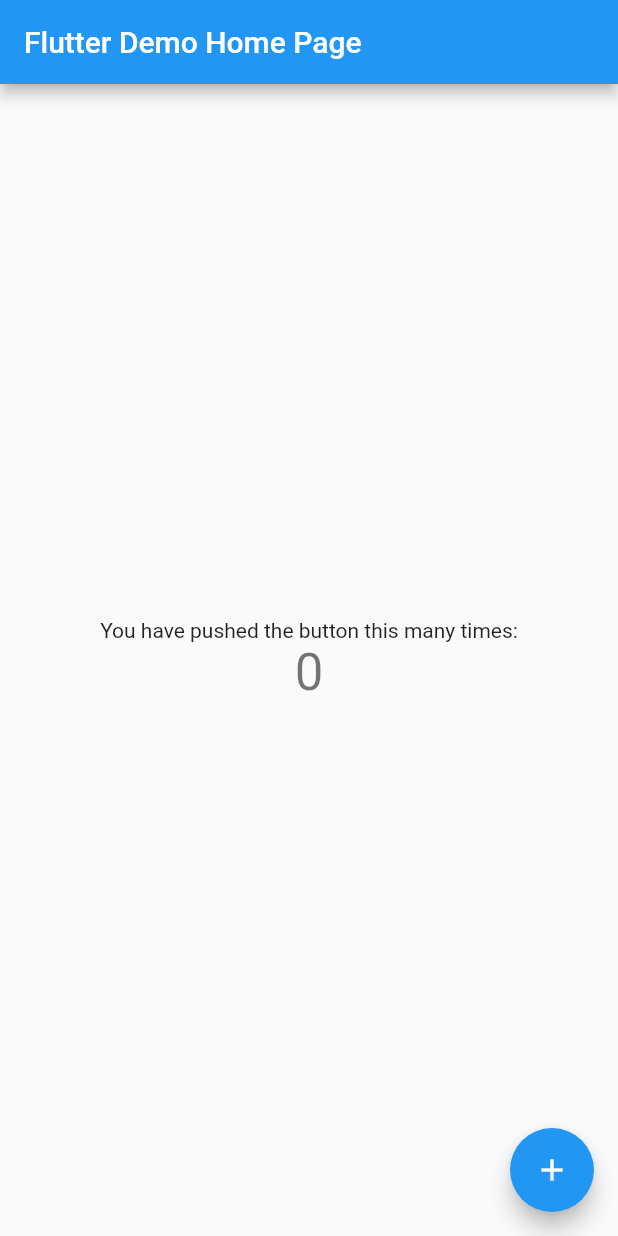
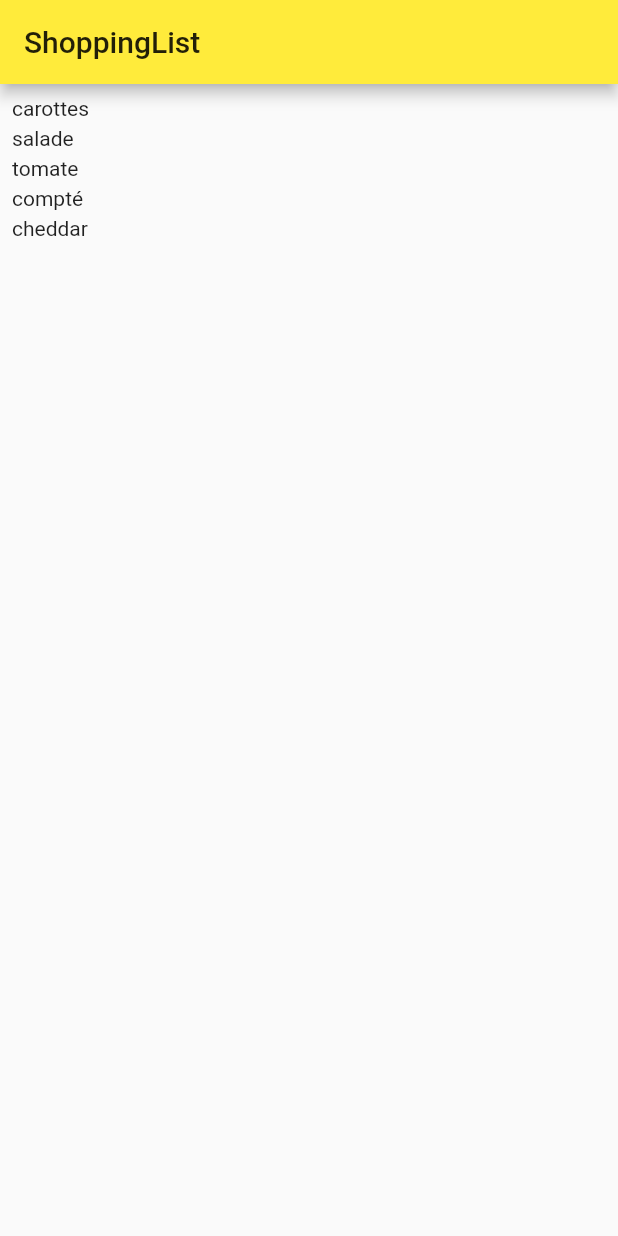
Before and after one commit to blueshunter/ShoppingList, a Flutter app: the screen it shows after launch, on a phone screen of 412 x 824 dp. Run offline on Flutter 3.47's test engine with Material 2 defaults, Android fonts, the phone set to English and light mode, and no system bars.

Commit message:
add basic list view

```diff
--- a/lib/main.dart
+++ b/lib/main.dart
@@ -1,4 +1,6 @@
 import 'package:flutter/material.dart';
+import 'package:flutter_shopping_list/widget/ShoppingListPage.dart';
+import 'package:flutter_shopping_list/theme.dart';
 
 void main() {
   runApp(new MyApp());
@@ -9,103 +11,8 @@ class MyApp extends StatelessWidget {
   @override
   Widget build(BuildContext context) {
     return new MaterialApp(
-      title: 'Flutter Demo',
-      theme: new ThemeData(
-        // This is the theme of your application.
-        //
-        // Try running your application with "flutter run". You'll see the
-        // application has a blue toolbar. Then, without quitting the app, try
-        // changing the primarySwatch below to Colors.green and then invoke
-        // "hot reload" (press "r" in the console where you ran "flutter run",
-        // or press Run > Flutter Hot Reload in IntelliJ). Notice that the
-        // counter didn't reset back to zero; the application is not restarted.
-        primarySwatch: Colors.blue,
-      ),
-      home: new MyHomePage(title: 'Flutter Demo Home Page'),
-    );
+      home: new ShoppingListPage(),
+      theme: appTheme,
+      );
   }
 }
-
-class MyHomePage extends StatefulWidget {
-  MyHomePage({Key key, this.title}) : super(key: key);
-
-  // This widget is the home page of your application. It is stateful, meaning
-  // that it has a State object (defined below) that contains fields that affect
-  // how it looks.
-
-  // This class is the configuration for the state. It holds the values (in this
-  // case the title) provided by the parent (in this case the App widget) and
-  // used by the build method of the State. Fields in a Widget subclass are
-  // always marked "final".
-
-  final String title;
-
-  @override
-  _MyHomePageState createState() => new _MyHomePageState();
-}
-
-class _MyHomePageState extends State<MyHomePage> {
-  int _counter = 0;
-
-  void _incrementCounter() {
-    setState(() {
-      // This call to setState tells the Flutter framework that something has
-      // changed in this State, which causes it to rerun the build method below
-      // so that the display can reflect the updated values. If we changed
-      // _counter without calling setState(), then the build method would not be
-      // called again, and so nothing would appear to happen.
-      _counter++;
-    });
-  }
-
-  @override
-  Widget build(BuildContext context) {
-    // This method is rerun every time setState is called, for instance as done
-    // by the _incrementCounter method above.
-    //
-    // The Flutter framework has been optimized to make rerunning build methods
-    // fast, so that you can just rebuild anything that needs updating rather
-    // than having to individually change instances of widgets.
-    return new Scaffold(
-      appBar: new AppBar(
-        // Here we take the value from the MyHomePage object that was created by
-        // the App.build method, and use it to set our appbar title.
-        title: new Text(widget.title),
-      ),
-      body: new Center(
-        // Center is a layout widget. It takes a single child and positions it
-        // in the middle of the parent.
-        child: new Column(
-          // Column is also layout widget. It takes a list of children and
-          // arranges them vertically. By default, it sizes itself to fit its
-          // children horizontally, and tries to be as tall as its parent.
-          //
-          // Invoke "debug paint" (press "p" in the console where you ran
-          // "flutter run", or select "Toggle Debug Paint" from the Flutter tool
-          // window in IntelliJ) to see the wireframe for each widget.
-          //
-          // Column has various properties to control how it sizes itself and
-          // how it positions its children. Here we use mainAxisAlignment to
-          // center the children vertically; the main axis here is the vertical
-          // axis because Columns are vertical (the cross axis would be
-          // horizontal).
-          mainAxisAlignment: MainAxisAlignment.center,
-          children: <Widget>[
-            new Text(
-              'You have pushed the button this many times:',
-            ),
-            new Text(
-              '${_counter}',
-              style: Theme.of(context).textTheme.display1,
-            ),
-          ],
-        ),
-      ),
-      floatingActionButton: new FloatingActionButton(
-        onPressed: _incrementCounter,
-        tooltip: 'Increment',
-        child: new Icon(Icons.add),
-      ), // This trailing comma makes auto-formatting nicer for build methods.
-    );
-  }
-}
--- /dev/null
+++ b/lib/model/Item.dart
@@ -0,0 +1,13 @@
+class Item {
+  final String name;
+
+  const Item({this.name});
+}
+
+const items = const <Item> [
+  const Item(name: "carottes"),
+  const Item(name: "salade"),
+  const Item(name: "tomate"),
+  const Item(name: "compté"),
+  const Item(name: "cheddar"),
+];
--- /dev/null
+++ b/lib/widget/ShoppingList.dart
@@ -0,0 +1,21 @@
+import 'package:flutter/material.dart';
+import 'package:flutter_shopping_list/model/Item.dart';
+import 'package:flutter_shopping_list/widget/ShoppingListItem.dart';
+
+class ShoppingList extends StatelessWidget {
+
+  final List<Item> _items;
+
+  ShoppingList(this._items);
+
+    @override
+    Widget build(BuildContext context) {
+
+      return new ListView.builder(
+        padding: new EdgeInsets.all(8.0),
+        itemExtent: 20.0,
+        itemBuilder: (BuildContext context, int index) => new ShoppingListItem(_items[index]),
+        itemCount: _items.length,
+      );
+    }
+}
--- /dev/null
+++ b/lib/widget/ShoppingListItem.dart
@@ -0,0 +1,14 @@
+import 'package:flutter/material.dart';
+import 'package:flutter_shopping_list/model/Item.dart';
+
+class ShoppingListItem extends StatelessWidget {
+  final Item _item;
+
+  ShoppingListItem(this._item);
+
+  @override
+  Widget build(BuildContext context) {
+    return new Text(_item.name);
+  }
+
+}
--- /dev/null
+++ b/lib/widget/ShoppingListPage.dart
@@ -0,0 +1,14 @@
+import 'package:flutter/material.dart';
+import 'package:flutter_shopping_list/widget/ShoppingList.dart';
+import 'package:flutter_shopping_list/model/Item.dart';
+
+class ShoppingListPage extends StatelessWidget {
+
+  @override
+  Widget build(BuildContext context) => new Scaffold(
+    appBar: new AppBar(
+      title: new Text("ShoppingList"),
+    ),
+    body: new ShoppingList(items),
+  );
+}
```
